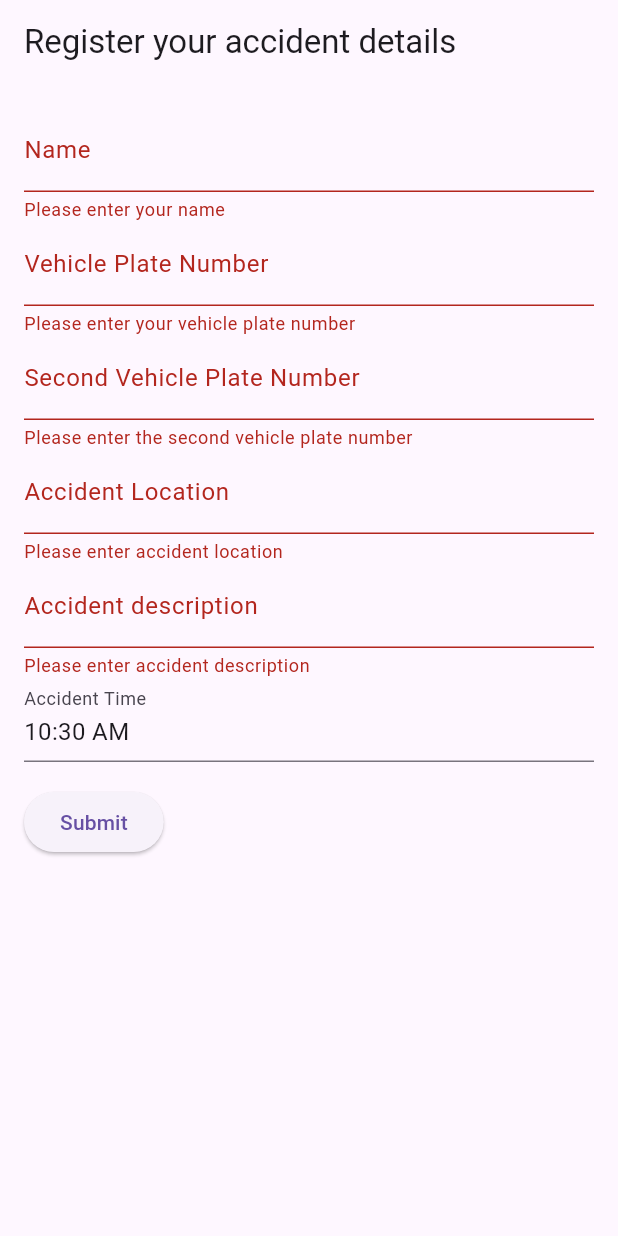
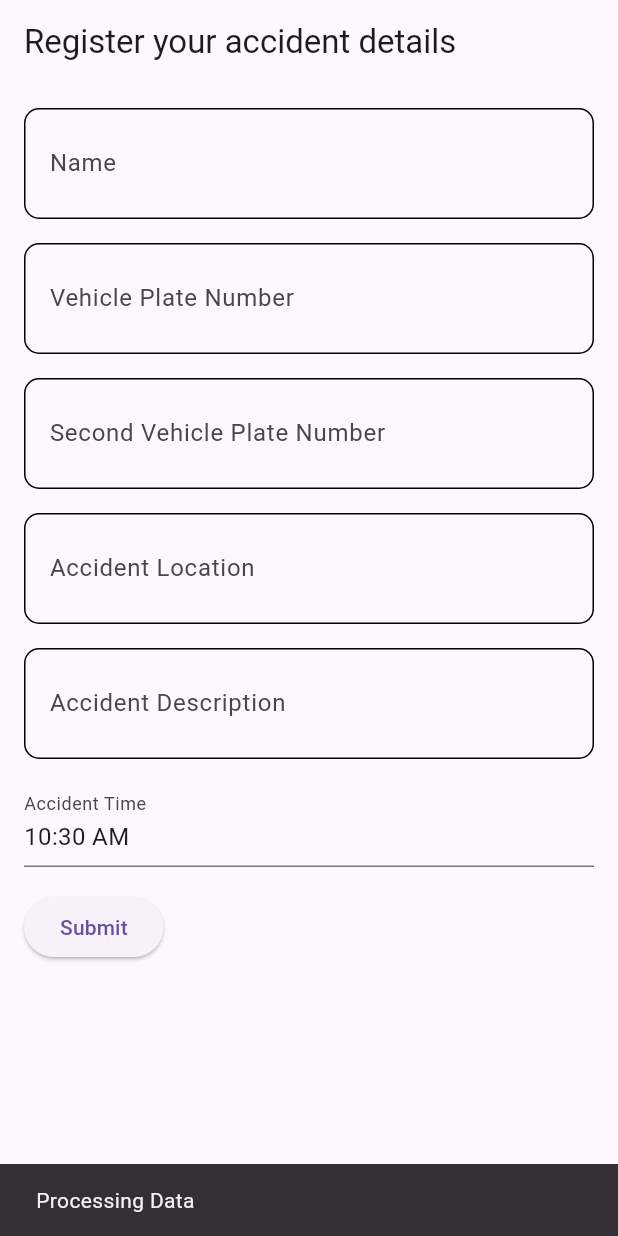
Before and after one commit to agastus047/safer, a Flutter app: the FormDemo screen opened directly, after a tap on "Submit", on a phone screen of 412 x 824 dp. Run offline on Flutter 3.47's test engine with Material 3 defaults, Android fonts, the phone set to English and light mode, and no system bars; our stand-ins replace get.

Commit message:
added changes to the accident form file.

```diff
--- a/lib/form.dart
+++ b/lib/form.dart
@@ -41,66 +41,11 @@ class _FormDemoState extends State<FormDemo> {
           child: Column(
             crossAxisAlignment: CrossAxisAlignment.start,
             children: <Widget>[
-              TextFormField(
-                decoration: const InputDecoration(
-                  hintText: 'Enter your name',
-                  labelText: 'Name',
-                ),
-                validator: (value) {
-                  if (value == null || value.isEmpty) {
-                    return 'Please enter your name';
-                  }
-                  return null;
-                },
-              ),
-              TextFormField(
-                decoration: const InputDecoration(
-                  hintText: 'Enter your vehicle plate number',
-                  labelText: 'Vehicle Plate Number',
-                ),
-                validator: (value) {
-                  if (value == null || value.isEmpty) {
-                    return 'Please enter your vehicle plate number';
-                  }
-                  return null;
-                },
-              ),
-              TextFormField(
-                decoration: const InputDecoration(
-                  hintText: 'Enter second vehicle plate number',
-                  labelText: 'Second Vehicle Plate Number',
-                ),
-                validator: (value) {
-                  if (value == null || value.isEmpty) {
-                    return 'Please enter the second vehicle plate number';
-                  }
-                  return null;
-                },
-              ),
-              TextFormField(
-                decoration: const InputDecoration(
-                  hintText: 'Enter accident location',
-                  labelText: 'Accident Location',
-                ),
-                validator: (value) {
-                  if (value == null || value.isEmpty) {
-                    return 'Please enter accident location';
-                  }
-                  return null;
-                },
-              ),
-              TextFormField(
-                decoration: const InputDecoration(
-                  hintText: 'Enter accident decription',
-                  labelText: 'Accident description',
-                ),
-                validator: (value) {
-                  if (value == null || value.isEmpty) {
-                    return 'Please enter accident description';
-                  }
-                  return null;
-                },
-              ),
+              _buildTextBox('Name', 'Enter your name'),
+              _buildTextBox('Vehicle Plate Number', 'Enter your vehicle plate number'),
+              _buildTextBox('Second Vehicle Plate Number', 'Enter second vehicle plate number'),
+              _buildTextBox('Accident Location', 'Enter accident location'),
+              _buildTextBox('Accident Description', 'Enter accident description'),
               GestureDetector(
                 onTap: () async {
                   final TimeOfDay? pickedTime = await showTimePicker(
@@ -146,4 +91,22 @@ class _FormDemoState extends State<FormDemo> {
       ),
     );
   }
+
+  Widget _buildTextBox(String labelText, String hintText) {
+    return Container(
+      padding: const EdgeInsets.symmetric(horizontal: 16.0, vertical: 8.0),
+      margin: const EdgeInsets.only(bottom: 16.0),
+      decoration: BoxDecoration(
+        border: Border.all(color: const Color.fromARGB(255, 0, 0, 0)),
+        borderRadius: BorderRadius.circular(10.0),
+      ),
+      child: TextField(
+        decoration: InputDecoration(
+          labelText: labelText,
+          hintText: hintText,
+          border: InputBorder.none,
+        ),
+      ),
+    );
+  }
 }
```
